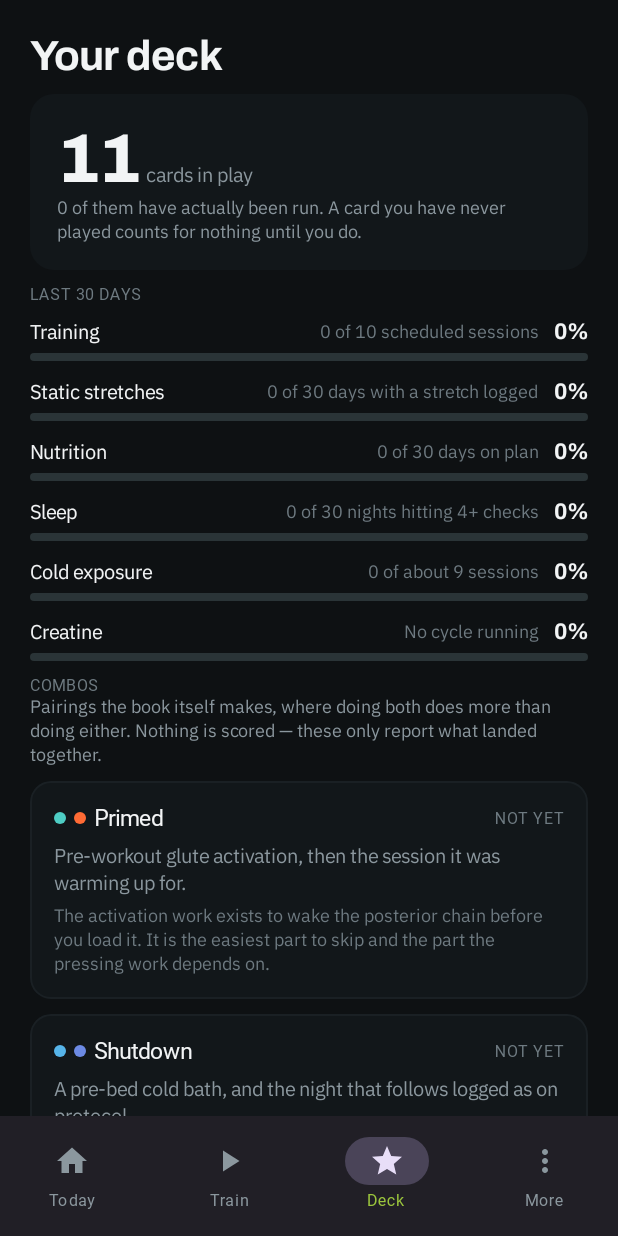
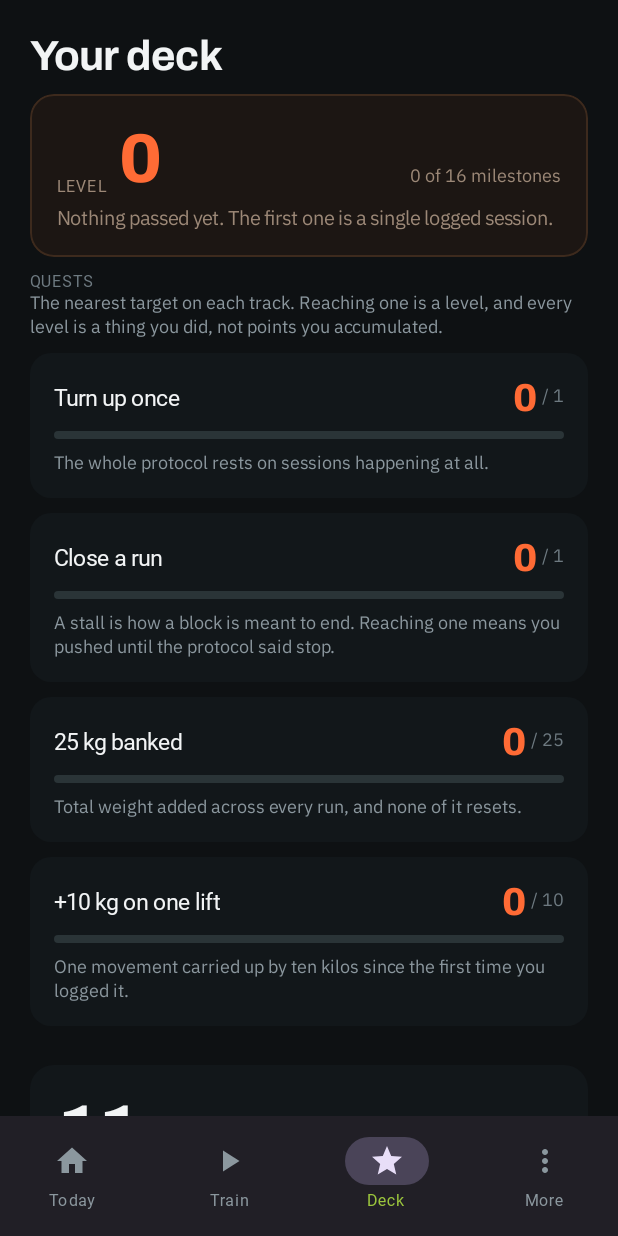
Before and after one commit to Radverth/4hourbodycompanion, an Android app built with Jetpack Compose: the screen it shows after launch (MainActivity), item 3 of the bottom bar chosen, on a phone screen of 412 x 824 dp. Run offline under Robolectric (Android 15) with nearby library versions, the phone set to English and light mode, and no system bars; our stand-ins replace Room's generated code; Roboto replaces fonts that are not available here; 1 statement that could not run was skipped.

Commit message:
Make the stretch runner scroll, and give the app a character sheet
THE SCROLL BUG IS MINE

Standalone, the stretch runner had no scrolling container — inside a session
it inherits one, so nothing showed it. The how-to panel added last push made
the content taller than the screen, which turned a latent gap into unreachable
text. Fixed at the call site that lacked it rather than inside the shared
runner, so the in-session path keeps the single scroller it already has.

A CHARACTER SHEET WHOSE LEVEL MEANS SOMETHING

The level is not a curve fitted over experience points. It is a count: your
level is the number of milestones you have passed, and every one can be named
and checked against the log. An XP bar that fills for opening the app is the
point where a game layer stops describing the work and starts replacing it,
and a tracker you can level up without training is one you stop believing.

- Sixteen milestones across five tracks — sessions, runs closed, weight
  banked, the biggest climb on one lift, and the longest diet chain. Each
  says why it is worth reaching rather than restating its own number.
- The quest log is the nearest unreached milestone on each track, closest
  first, so it always shows something finishable rather than the whole list.
- Level and the milestone count sit together: "7 of 16" says it is a
  fraction of a finite set rather than a bar that climbs forever.
- ProgressRepository counts the inputs once, because both Today and the deck
  show the level.
- Today's standing line gains "Level n"; the deck carries the breakdown.
- Every milestone maxed shows nothing left rather than inventing a target.

Verified locally: 115 domain tests pass (8 new, covering that level equals
milestones passed, that the quest log never offers a passed target or repeats
a track, that progress cannot overfill, and that a finished tracker asks for
nothing). The missing-import check caught AppContainer before CI did.

Co-Authored-By: Claude Opus 5 <noreply@anthropic.com>
Claude-Session: https://claude.ai/code/session_01G9BTQ7sJw5uKQnw4DM629s

```diff
--- a/app/src/main/java/com/tom/fourhourbody/AppContainer.kt
+++ b/app/src/main/java/com/tom/fourhourbody/AppContainer.kt
@@ -9,6 +9,7 @@ import com.tom.fourhourbody.data.repo.DashboardRepository
 import com.tom.fourhourbody.data.repo.MeasurementRepository
 import com.tom.fourhourbody.data.repo.MotivationRepository
 import com.tom.fourhourbody.data.repo.NutritionRepository
+import com.tom.fourhourbody.data.repo.ProgressRepository
 import com.tom.fourhourbody.data.repo.SettingsRepository
 import com.tom.fourhourbody.data.repo.SleepRepository
 import com.tom.fourhourbody.data.repo.StretchRepository
@@ -44,6 +45,13 @@ class AppContainer(private val appContext: Context) {
         )
     }
 
+    val progressRepository by lazy {
+        ProgressRepository(
+            trainingRepository = trainingRepository,
+            motivationRepository = motivationRepository
+        )
+    }
+
     val dashboardRepository by lazy {
         DashboardRepository(
             settingsRepository = settingsRepository,
--- /dev/null
+++ b/app/src/main/java/com/tom/fourhourbody/data/repo/ProgressRepository.kt
@@ -0,0 +1,50 @@
+package com.tom.fourhourbody.data.repo
+
+import com.tom.fourhourbody.data.entity.ExerciseLogEntity
+import com.tom.fourhourbody.domain.progress.Stats
+import kotlinx.coroutines.flow.Flow
+import kotlinx.coroutines.flow.combine
+import java.time.LocalDate
+
+/**
+ * The character sheet's inputs, every one of them counted from the log.
+ *
+ * It lives in its own repository rather than inside a view model because both Today and the
+ * deck show the level, and a number that appears twice should be computed once.
+ */
+class ProgressRepository(
+    private val trainingRepository: TrainingRepository,
+    private val motivationRepository: MotivationRepository
+) {
+
+    fun stats(today: LocalDate): Flow<Stats> = combine(
+        trainingRepository.sessions,
+        trainingRepository.runHistory(today),
+        trainingRepository.completedLogs,
+        motivationRepository.state(today)
+    ) { sessions, runs, logs, motivation ->
+        val finished = runs.filter { it.isComplete }
+        Stats(
+            sessionsCompleted = sessions.count { it.completed },
+            runsCompleted = finished.size,
+            // Only closed runs count towards what is banked; a run still going could stall
+            // tomorrow and its gains are already visible on the training screen.
+            totalBankedKg = finished.sumOf { it.totalGainKg },
+            bestGainOnOneLiftKg = bestGainOnOneLift(logs),
+            bestDietChain = motivation.nutrition.best
+        )
+    }
+
+    /**
+     * The largest climb any single exercise has made from its first logged weight to its
+     * latest. [TrainingRepository.completedLogs] arrives oldest first, which is what makes
+     * first and last meaningful.
+     */
+    private fun bestGainOnOneLift(logs: List<ExerciseLogEntity>): Double =
+        logs.groupBy { it.exerciseName }
+            .values
+            .filter { it.size >= 2 }
+            .maxOfOrNull { entries -> entries.last().weightKg - entries.first().weightKg }
+            ?.coerceAtLeast(0.0)
+            ?: 0.0
+}
--- /dev/null
+++ b/app/src/main/java/com/tom/fourhourbody/domain/progress/Progress.kt
@@ -0,0 +1,152 @@
+package com.tom.fourhourbody.domain.progress
+
+import kotlin.math.min
+
+/**
+ * The character sheet, and the rule that keeps it honest.
+ *
+ * A level here is not a curve fitted over experience points. It is a count: your level is the
+ * number of milestones you have actually passed, and every one of them can be named and
+ * checked against the log. That matters, because an XP bar that fills for opening the app is
+ * the point where a game layer stops describing the work and starts replacing it — and a
+ * tracker you can level up without training is one you stop believing.
+ *
+ * Nothing here is awarded. Every figure is read back out of what was logged.
+ */
+enum class Track(val label: String) {
+    SESSIONS("Sessions"),
+    RUNS("Runs"),
+    BANKED("Weight banked"),
+    LIFT("One lift"),
+    DIET("Diet chain")
+}
+
+/** Everything the milestones are measured against, all of it read from the log. */
+data class Stats(
+    val sessionsCompleted: Int = 0,
+    val runsCompleted: Int = 0,
+    val totalBankedKg: Double = 0.0,
+    val bestGainOnOneLiftKg: Double = 0.0,
+    val bestDietChain: Int = 0
+) {
+    fun current(track: Track): Int = when (track) {
+        Track.SESSIONS -> sessionsCompleted
+        Track.RUNS -> runsCompleted
+        Track.BANKED -> totalBankedKg.toInt()
+        Track.LIFT -> bestGainOnOneLiftKg.toInt()
+        Track.DIET -> bestDietChain
+    }
+}
+
+/**
+ * One nameable thing to reach. [detail] says why it is worth reaching rather than restating
+ * the number, because a target with no reason behind it is just a chore.
+ */
+data class Milestone(
+    val id: String,
+    val track: Track,
+    val target: Int,
+    val title: String,
+    val detail: String
+) {
+    fun reached(stats: Stats): Boolean = stats.current(track) >= target
+
+    /** How far along, 0f..1f, for a progress bar that never overfills. */
+    fun fraction(stats: Stats): Float =
+        if (target <= 0) 1f else min(1f, stats.current(track).toFloat() / target)
+}
+
+object Milestones {
+
+    val ALL: List<Milestone> = listOf(
+        Milestone(
+            "session_1", Track.SESSIONS, 1, "Turn up once",
+            "The whole protocol rests on sessions happening at all."
+        ),
+        Milestone(
+            "session_5", Track.SESSIONS, 5, "Five sessions",
+            "Long enough for the weights to have moved on their own."
+        ),
+        Milestone(
+            "session_15", Track.SESSIONS, 15, "Fifteen sessions",
+            "Past the point where this is still a thing you are trying."
+        ),
+        Milestone(
+            "session_40", Track.SESSIONS, 40, "Forty sessions",
+            "At two a week that is most of a year of showing up."
+        ),
+
+        Milestone(
+            "run_1", Track.RUNS, 1, "Close a run",
+            "A stall is how a block is meant to end. Reaching one means you pushed until " +
+                "the protocol said stop."
+        ),
+        Milestone(
+            "run_3", Track.RUNS, 3, "Three runs closed",
+            "Three full blocks, each starting on more rest than the last."
+        ),
+        Milestone(
+            "run_6", Track.RUNS, 6, "Six runs closed",
+            "The frequency mechanism has now been driving your schedule for months."
+        ),
+
+        Milestone(
+            "banked_25", Track.BANKED, 25, "25 kg banked",
+            "Total weight added across every run, and none of it resets."
+        ),
+        Milestone(
+            "banked_100", Track.BANKED, 100, "100 kg banked",
+            "A hundred kilos of added load that you carried onto the machines yourself."
+        ),
+        Milestone(
+            "banked_250", Track.BANKED, 250, "250 kg banked",
+            "Far past what any single session explains. This one is only reachable by " +
+                "turning up repeatedly."
+        ),
+
+        Milestone(
+            "lift_10", Track.LIFT, 10, "+10 kg on one lift",
+            "One movement carried up by ten kilos since the first time you logged it."
+        ),
+        Milestone(
+            "lift_30", Track.LIFT, 30, "+30 kg on one lift",
+            "The kind of jump that changes which machine setting you reach for without " +
+                "thinking."
+        ),
+        Milestone(
+            "lift_60", Track.LIFT, 60, "+60 kg on one lift",
+            "Occam's Protocol working exactly as written, over a long enough run of blocks."
+        ),
+
+        Milestone(
+            "diet_7", Track.DIET, 7, "Seven days on plan",
+            "One full week including the days it was inconvenient."
+        ),
+        Milestone(
+            "diet_21", Track.DIET, 21, "Twenty-one days on plan",
+            "Three weeks of slow-carb, cheat days included, without the chain breaking."
+        ),
+        Milestone(
+            "diet_60", Track.DIET, 60, "Sixty days on plan",
+            "At this length it has stopped being a diet you are on."
+        )
+    )
+
+    /** Your level is the number of milestones passed. It means exactly that and nothing more. */
+    fun level(stats: Stats): Int = ALL.count { it.reached(stats) }
+
+    fun reached(stats: Stats): List<Milestone> = ALL.filter { it.reached(stats) }
+
+    /**
+     * The quest log: the nearest unreached milestone on each track, closest first, so what is
+     * shown is always something you could plausibly finish next rather than the whole list.
+     */
+    fun questLog(stats: Stats, limit: Int = 4): List<Milestone> =
+        Track.entries
+            .mapNotNull { track -> ALL.firstOrNull { it.track == track && !it.reached(stats) } }
+            .sortedByDescending { it.fraction(stats) }
+            .take(limit)
+
+    /** The single closest thing to done, for the one-line summary. */
+    fun nextUp(stats: Stats): Milestone? = questLog(stats, limit = 1).firstOrNull()
+}
--- a/app/src/main/java/com/tom/fourhourbody/ui/dashboard/DashboardScreen.kt
+++ b/app/src/main/java/com/tom/fourhourbody/ui/dashboard/DashboardScreen.kt
@@ -61,6 +61,7 @@ fun DashboardScreen(onOpenPillar: (String) -> Unit) {
     val runStatus by viewModel.runStatus.collectAsStateWithLifecycle()
     val synergyNudge by viewModel.synergyNudge.collectAsStateWithLifecycle()
     val focus by viewModel.focus.collectAsStateWithLifecycle()
+    val level by viewModel.level.collectAsStateWithLifecycle()
 
     val current = state
 
@@ -104,7 +105,7 @@ fun DashboardScreen(onOpenPillar: (String) -> Unit) {
         )
 
         Spacer(Modifier.height(30.dp))
-        StandingLine(runStatus, motivation)
+        StandingLine(runStatus, motivation, level)
         Spacer(Modifier.height(20.dp))
     }
 }
@@ -399,14 +400,16 @@ private fun Dot(colour: Color, filled: Boolean) {
 // ---------------------------------------------------------------------------------------
 
 @Composable
-private fun StandingLine(runStatus: RunStatus?, motivation: MotivationState?) {
+private fun StandingLine(runStatus: RunStatus?, motivation: MotivationState?, level: Int) {
     val chain = motivation?.headline
 
     Box(Modifier.fillMaxWidth().height(1.dp).background(Palette.Line))
     Spacer(Modifier.height(14.dp))
     Text(
         buildString {
+            if (level > 0) append("Level $level")
             if (runStatus != null) {
+                if (isNotEmpty()) append(" · ")
                 append("Run ${runStatus.runNumber}")
                 if (runStatus.started && runStatus.sessionsThisRun > 0) {
                     append(" · session ${runStatus.sessionsThisRun}")
--- a/app/src/main/java/com/tom/fourhourbody/ui/dashboard/DashboardViewModel.kt
+++ b/app/src/main/java/com/tom/fourhourbody/ui/dashboard/DashboardViewModel.kt
@@ -13,12 +13,16 @@ import com.tom.fourhourbody.data.repo.DashboardState
 import com.tom.fourhourbody.data.repo.MotivationRepository
 import com.tom.fourhourbody.data.repo.MotivationState
 import com.tom.fourhourbody.data.repo.NutritionRepository
+import com.tom.fourhourbody.data.repo.ProgressRepository
 import com.tom.fourhourbody.data.repo.SettingsRepository
 import com.tom.fourhourbody.data.repo.RunStatus
 import com.tom.fourhourbody.data.repo.TrainingRepository
 import com.tom.fourhourbody.domain.SleepNight
+import com.tom.fourhourbody.domain.progress.Milestones
 import com.tom.fourhourbody.domain.today.Focus
+import com.tom.fourhourbody.domain.progress.Milestones
 import com.tom.fourhourbody.domain.today.FocusInputs
+import com.tom.fourhourbody.domain.progress.Milestones
 import com.tom.fourhourbody.domain.today.FocusRules
 import com.tom.fourhourbody.domain.synergy.SynergyEngine
 import com.tom.fourhourbody.domain.synergy.SynergyState
@@ -42,6 +46,7 @@ class DashboardViewModel(
     private val trainingRepository: TrainingRepository,
     private val nutritionRepository: NutritionRepository,
     private val creatineRepository: CreatineRepository,
+    progressRepository: ProgressRepository,
     private val settingsRepository: SettingsRepository
 ) : ViewModel() {
 
@@ -56,6 +61,11 @@ class DashboardViewModel(
 
     private val _nextWeights = MutableStateFlow<List<NextWeight>>(emptyList())
     val nextWeights: StateFlow<List<NextWeight>> = _nextWeights.asStateFlow()
+
+    /** Level, for the standing line. The deck is where it is broken down. */
+    val level: StateFlow<Int> = progressRepository.stats(today)
+        .map(Milestones::level)
+        .stateIn(viewModelScope, SharingStarted.WhileSubscribed(5_000), 0)
 
     /** Always present, so the header never has to render nothing. */
     val runStatus: StateFlow<RunStatus?> = trainingRepository.runStatus()
@@ -142,6 +152,7 @@ class DashboardViewModel(
                     container.trainingRepository,
                     container.nutritionRepository,
                     container.creatineRepository,
+                    container.progressRepository,
                     container.settingsRepository
                 )
             }
--- a/app/src/main/java/com/tom/fourhourbody/ui/deck/DeckScreen.kt
+++ b/app/src/main/java/com/tom/fourhourbody/ui/deck/DeckScreen.kt
@@ -34,9 +34,13 @@ import com.tom.fourhourbody.domain.deck.CardKind
 import com.tom.fourhourbody.domain.deck.CardTier
 import com.tom.fourhourbody.domain.deck.Deck
 import com.tom.fourhourbody.domain.deck.DeckCard
+import com.tom.fourhourbody.domain.progress.Milestone
+import com.tom.fourhourbody.domain.progress.Milestones
+import com.tom.fourhourbody.domain.progress.Stats
 import com.tom.fourhourbody.domain.synergy.SynergyState
 import com.tom.fourhourbody.ui.common.rememberContainer
 import com.tom.fourhourbody.ui.theme.NumeralLarge
+import com.tom.fourhourbody.ui.theme.NumeralMedium
 import com.tom.fourhourbody.ui.theme.NumeralSmall
 import com.tom.fourhourbody.ui.theme.Palette
 import com.tom.fourhourbody.util.kgDisplay
@@ -56,6 +60,7 @@ fun DeckScreen() {
     val deck by viewModel.deck.collectAsStateWithLifecycle()
     val synergies by viewModel.synergies.collectAsStateWithLifecycle()
     val adherence by viewModel.adherence.collectAsStateWithLifecycle()
+    val stats by viewModel.stats.collectAsStateWithLifecycle()
 
     val current = deck
 
@@ -65,6 +70,23 @@ fun DeckScreen() {
         verticalArrangement = Arrangement.spacedBy(10.dp)
     ) {
         item { Text("Your deck", style = MaterialTheme.typography.headlineMedium) }
+
+        item { CharacterSheet(stats) }
+
+        val quests = Milestones.questLog(stats)
+        if (quests.isNotEmpty()) {
+            item {
+                SectionLabel("QUESTS")
+                Text(
+                    "The nearest target on each track. Reaching one is a level, and every " +
+                        "level is a thing you did, not points you accumulated.",
+                    style = MaterialTheme.typography.bodySmall,
+                    color = Palette.TextSecondary
+                )
+            }
+            items(quests, key = { it.id }) { quest -> QuestRow(quest, stats) }
+            item { Spacer(Modifier.height(6.dp)) }
+        }
 
         if (current == null) {
             item { Text("Loading…", color = Palette.TextSecondary) }
@@ -346,3 +368,107 @@ private fun AdherenceBar(entry: PillarAdherence) {
         }
     }
 }
+
+/**
+ * Level, and what it is made of.
+ *
+ * The count of milestones is shown next to the level on purpose: "Level 7" on its own is the
+ * kind of number that could mean anything, and "7 of 16" says immediately that it is a
+ * fraction of a finite, listable set rather than a bar that goes up forever.
+ */
+@Composable
+private fun CharacterSheet(stats: Stats) {
+    val level = Milestones.level(stats)
+    val total = Milestones.ALL.size
+    val next = Milestones.nextUp(stats)
+
+    Column(
+        Modifier
+            .fillMaxWidth()
+            .clip(RoundedCornerShape(16.dp))
+            .background(Palette.EmberSurface)
+            .border(1.dp, Palette.EmberLine, RoundedCornerShape(16.dp))
+            .padding(18.dp)
+    ) {
+        Row(verticalAlignment = Alignment.Bottom) {
+            Text("LEVEL", style = MaterialTheme.typography.labelSmall, color = Palette.EmberText)
+            Spacer(Modifier.size(8.dp))
+            Text("$level", style = NumeralLarge, color = Palette.Ember)
+            Spacer(Modifier.weight(1f))
+            Text(
+                "$level of $total milestones",
+                style = MaterialTheme.typography.bodySmall,
+                color = Palette.EmberText,
+                modifier = Modifier.padding(bottom = 6.dp)
+            )
+        }
+
+        Spacer(Modifier.height(6.dp))
+        Text(
+            when {
+                level == 0 -> "Nothing passed yet. The first one is a single logged session."
+                next == null -> "Every milestone passed. There is nothing left for the app " +
+                    "to ask of you."
+                else -> "Next: ${next.title.lowercase()} — ${next.detail}"
+            },
+            style = MaterialTheme.typography.bodyMedium,
+            color = Palette.EmberText
+        )
+    }
+}
+
+/** One quest: what it is, how far along, and how far along in plain numbers. */
+@Composable
+private fun QuestRow(quest: Milestone, stats: Stats) {
+    val current = stats.current(quest.track)
+
+    Column(
+        Modifier
+            .fillMaxWidth()
+            .clip(RoundedCornerShape(14.dp))
+            .background(Palette.Surface)
+            .padding(16.dp)
+    ) {
+        Row(verticalAlignment = Alignment.CenterVertically) {
+            Text(
+                quest.title,
+                style = MaterialTheme.typography.titleMedium,
+                modifier = Modifier.weight(1f)
+            )
+            Text("$current", style = NumeralMedium, color = Palette.Ember)
+            Text(
+                " / ${quest.target}",
+                style = MaterialTheme.typography.bodySmall,
+                color = Palette.TextTertiary,
+                modifier = Modifier.padding(bottom = 3.dp)
+            )
+        }
+
+        Spacer(Modifier.height(8.dp))
+        Box(
+            Modifier
+                .fillMaxWidth()
+                .height(5.dp)
+                .clip(RoundedCornerShape(999.dp))
+                .background(Palette.DotEmpty)
+        ) {
+            val fraction = quest.fraction(stats)
+            if (fraction > 0f) {
+                Box(
+                    Modifier
+                        .fillMaxWidth(fraction)
+                        .height(5.dp)
+                        .clip(RoundedCornerShape(999.dp))
+                        .background(Palette.Ember)
+                )
+            }
+        }
+
+        Spacer(Modifier.height(8.dp))
+        Text(
+            quest.detail,
+            style = MaterialTheme.typography.bodySmall,
+            color = Palette.TextSecondary
+        )
+    }
+}
--- a/app/src/main/java/com/tom/fourhourbody/ui/deck/DeckViewModel.kt
+++ b/app/src/main/java/com/tom/fourhourbody/ui/deck/DeckViewModel.kt
@@ -7,6 +7,7 @@ import androidx.lifecycle.viewmodel.initializer
 import androidx.lifecycle.viewmodel.viewModelFactory
 import com.tom.fourhourbody.AppContainer
 import com.tom.fourhourbody.data.repo.DashboardRepository
+import com.tom.fourhourbody.data.repo.ProgressRepository
 import com.tom.fourhourbody.data.repo.SettingsRepository
 import com.tom.fourhourbody.data.repo.TrainingRepository
 import com.tom.fourhourbody.domain.deck.CardKind
@@ -14,6 +15,7 @@ import com.tom.fourhourbody.domain.deck.Deck
 import com.tom.fourhourbody.domain.deck.DeckBuilder
 import com.tom.fourhourbody.domain.adherence.PillarAdherence
 import com.tom.fourhourbody.domain.deck.DeckCard
+import com.tom.fourhourbody.domain.progress.Stats
 import com.tom.fourhourbody.domain.synergy.SynergyState
 import kotlinx.coroutines.flow.SharingStarted
 import kotlinx.coroutines.flow.StateFlow
@@ -25,7 +27,8 @@ import java.time.LocalDate
 class DeckViewModel(
     private val settingsRepository: SettingsRepository,
     private val trainingRepository: TrainingRepository,
-    dashboardRepository: DashboardRepository
+    dashboardRepository: DashboardRepository,
+    progressRepository: ProgressRepository
 ) : ViewModel() {
 
     /**
@@ -46,6 +49,10 @@ class DeckViewModel(
             logs = logs
         )
     }.stateIn(viewModelScope, SharingStarted.WhileSubscribed(5_000), null)
+
+    /** The character sheet: level is the count of milestones passed, nothing more. */
+    val stats: StateFlow<Stats> = progressRepository.stats(LocalDate.now())
+        .stateIn(viewModelScope, SharingStarted.WhileSubscribed(5_000), Stats())
 
     /**
      * Adherence, which used to sit under Today. It is review, not action, so it belongs on
@@ -83,7 +90,8 @@ class DeckViewModel(
                 DeckViewModel(
                     container.settingsRepository,
                     container.trainingRepository,
-                    container.dashboardRepository
+                    container.dashboardRepository,
+                    container.progressRepository
                 )
             }
         }
--- a/app/src/main/java/com/tom/fourhourbody/ui/stretches/StretchRunnerScreen.kt
+++ b/app/src/main/java/com/tom/fourhourbody/ui/stretches/StretchRunnerScreen.kt
@@ -1,6 +1,9 @@
 package com.tom.fourhourbody.ui.stretches
 
 import androidx.compose.foundation.layout.Box
+import androidx.compose.foundation.layout.Column
+import androidx.compose.foundation.rememberScrollState
+import androidx.compose.foundation.verticalScroll
 import androidx.compose.foundation.layout.fillMaxSize
 import androidx.compose.material3.Text
 import androidx.compose.runtime.Composable
@@ -43,9 +46,17 @@ fun StretchRunnerScreen(
 
     KeepScreenOn()
 
-    StretchRunner(
-        steps = currentSteps,
-        onFinished = { completions -> viewModel.save(completions) },
-        onExit = onExit
-    )
+    // Inside a session the runner already sits in a scrolling column; standalone it did not,
+    // so anything taller than the screen — the how-to panel, once opened — was unreachable.
+    Column(
+        Modifier
+            .fillMaxSize()
+            .verticalScroll(rememberScrollState())
+    ) {
+        StretchRunner(
+            steps = currentSteps,
+            onFinished = { completions -> viewModel.save(completions) },
+            onExit = onExit
+        )
+    }
 }
```
Also changed, not shown: 1 other file.
